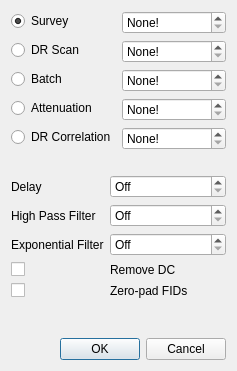
Above: loadbatchdialog.ui from kncrabtree/qtftm before the change. Below: the same form after it.
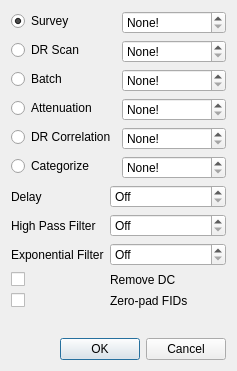
That is the form after the change.

```diff
--- a/loadbatchdialog.ui
+++ b/loadbatchdialog.ui
@@ -146,6 +146,26 @@
        </property>
       </widget>
      </item>
+     <item row="5" column="0">
+      <widget class="QRadioButton" name="catButton">
+       <property name="text">
+        <string>Categorize</string>
+       </property>
+      </widget>
+     </item>
+     <item row="5" column="1">
+      <widget class="QSpinBox" name="catSpinBox">
+       <property name="sizePolicy">
+        <sizepolicy hsizetype="Expanding" vsizetype="Fixed">
+         <horstretch>0</horstretch>
+         <verstretch>0</verstretch>
+        </sizepolicy>
+       </property>
+       <property name="specialValueText">
+        <string>None!</string>
+       </property>
+      </widget>
+     </item>
     </layout>
    </item>
    <item>
```
